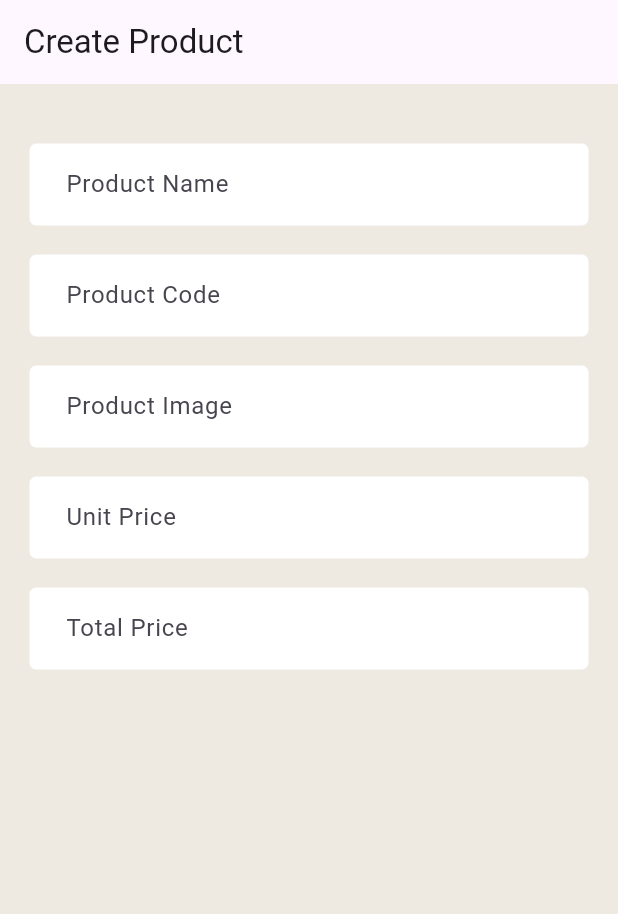
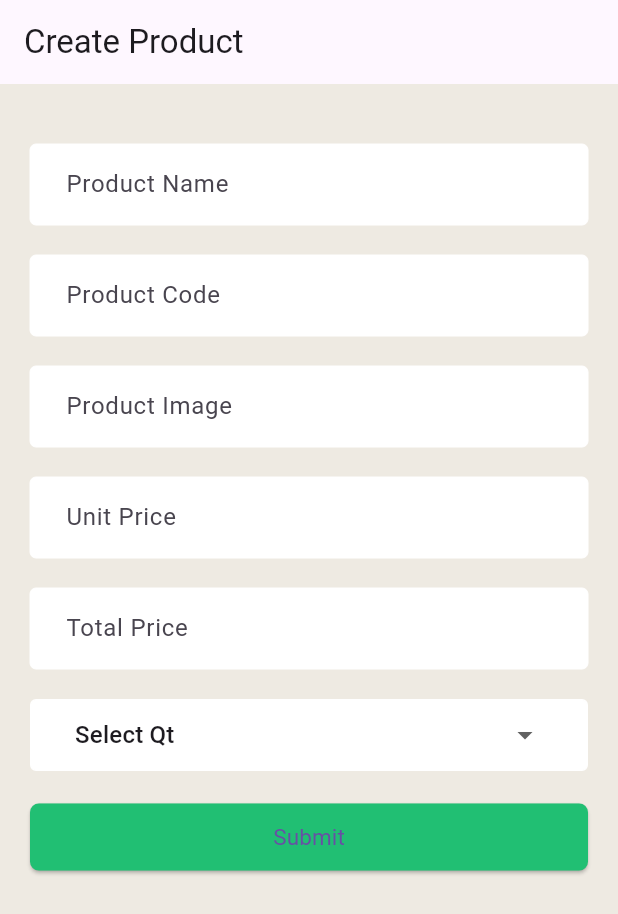
Before and after one commit to Nizarul-Islam-Prince/curdproject, a Flutter app: the screen it shows after launch, on a phone screen of 412 x 824 dp. Shown: the top 914 px of the screen. Run offline on Flutter 3.47's test engine with Material 3 defaults, Android fonts, the phone set to English and light mode, and no system bars; our stand-ins replace flutter_svg.

Commit message:
select quanty+submit button+ button style+Dropdown

```diff
--- a/lib/Screen/ProductCreteScreen.dart
+++ b/lib/Screen/ProductCreteScreen.dart
@@ -45,7 +45,43 @@ class _ProductCreateScreen extends State<ProductCreateScreen> {
                 TextFormField(
                   onChanged: (value) {},
                   decoration: AppInputDecoration('Total Price'),
-                )
+                ),
+                SizedBox(height: 20),
+                AppDropdown(DropdownButton(
+                  value: "",
+                  items: [
+                    DropdownMenuItem(
+                      child: Text('Select Qt'),
+                      value: '',
+                    ),
+                    DropdownMenuItem(
+                      child: Text('1 pcs'),
+                      value: '1 pcs',
+                    ),
+                    DropdownMenuItem(
+                      child: Text('2 pcs'),
+                      value: '2 Pcs',
+                    ),
+                    DropdownMenuItem(
+                      child: Text('3 pcs'),
+                      value: '3 pcs',
+                    ),
+                    DropdownMenuItem(
+                      child: Text('4 pcs'),
+                      value: '4 pcs',
+                    ),
+                  ],
+                  onChanged: (value) {},
+                  isExpanded: true,
+                  underline: Container(),
+                )),
+                SizedBox(height: 20),
+                Container(
+                  child: ElevatedButton(
+                      style: AppButtonstyle(),
+                      onPressed: () {},
+                      child: SuccessButtonChild('Submit')),
+                ),
               ]),
             )),
           )
--- a/lib/Style/style.dart
+++ b/lib/Style/style.dart
@@ -28,3 +28,41 @@ InputDecoration AppInputDecoration(label) {
       border: OutlineInputBorder(),
       labelText: label);
 }
+
+DecoratedBox AppDropdown(child) {
+  return DecoratedBox(
+    decoration: BoxDecoration(
+        color: ColorWhite,
+        border: Border.all(color: ColorWhite, width: 1),
+        borderRadius: BorderRadius.circular(4)),
+    child: Padding(
+      padding: EdgeInsets.only(left: 30, right: 30),
+      child: child,
+    ),
+  );
+}
+
+ButtonStyle AppButtonstyle() {
+  return ElevatedButton.styleFrom(
+      elevation: 1,
+      padding: EdgeInsets.all(0),
+      backgroundColor: Colors.transparent,
+      shape: RoundedRectangleBorder(borderRadius: BorderRadius.circular(6)));
+}
+
+Ink SuccessButtonChild(ButtonText) {
+  return Ink(
+    decoration: BoxDecoration(
+      color: ColorGreen,
+      borderRadius: BorderRadius.circular(6),
+    ),
+    child: Container(
+      height: 45,
+      alignment: Alignment.center,
+      child: Text(
+        ButtonText,
+        style: TextStyle(fontWeight: FontWeight.w400, fontSize: 15),
+      ),
+    ),
+  );
+}
```
